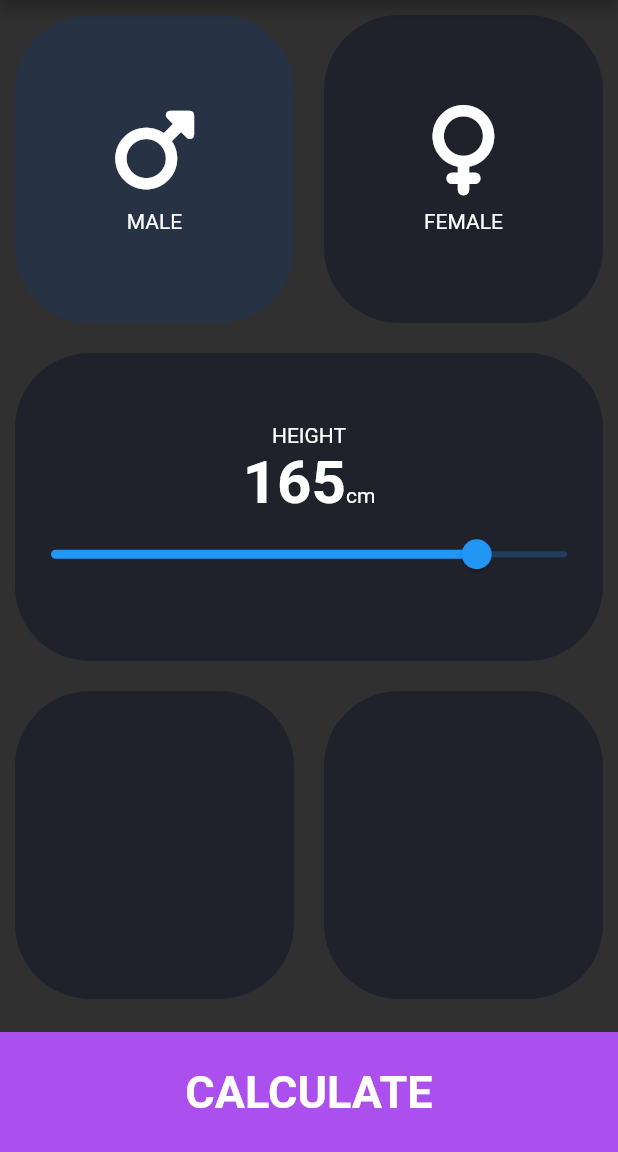
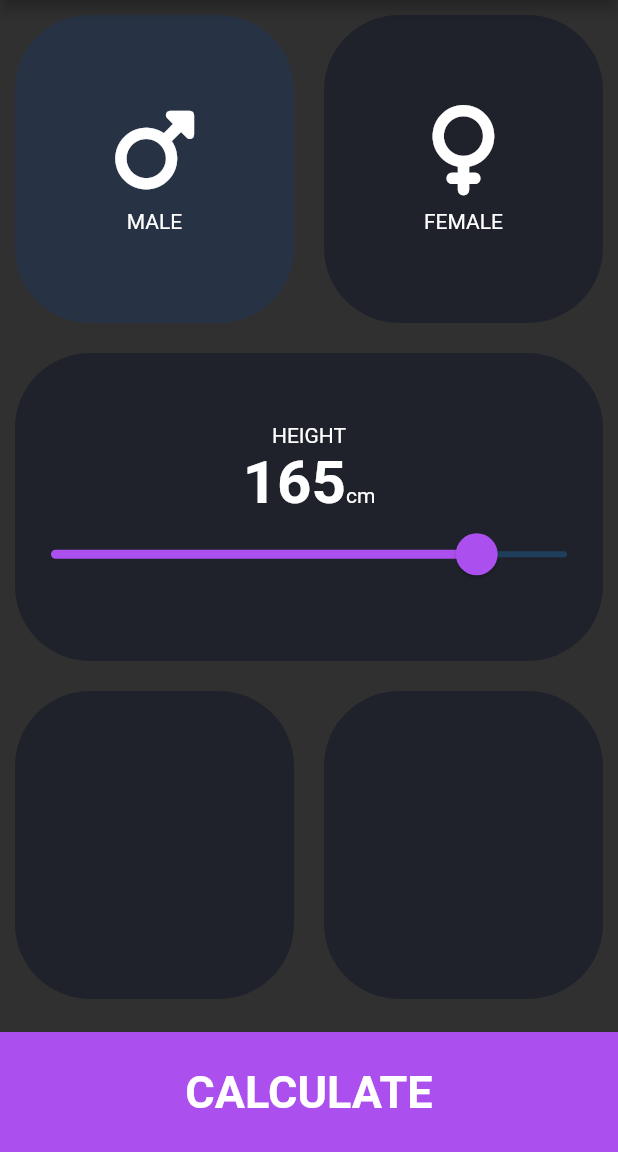
Before and after one commit to cparragatorres/flutter_codigo5_bmi, a Flutter app: the screen it shows after launch, on a phone screen of 412 x 824 dp, the part 84-1236 px from its top. Run offline on Flutter 3.47's test engine with Material 2 defaults, Android fonts, the phone set to English and light mode, and no system bars; our stand-ins replace font_awesome_flutter.

Commit message:
HEIGHT - SliderThemeData

```diff
--- a/lib/pages/input_page.dart
+++ b/lib/pages/input_page.dart
@@ -4,6 +4,7 @@ import 'package:font_awesome_flutter/font_awesome_flutter.dart';
 
 const kTapSelectColor = Color(0xff273344);
 const kCardColor = Color(0xff1F222B);
+const kPrimaryColor = Color(0xffab4fee);
 
 enum Gender { male, female, matasquita, mandarina }
 
@@ -93,7 +94,20 @@ class _inputPageState extends State<inputPage> {
                             ),
                           ],
                         ),
-                        Slider(
+                        SliderTheme(
+                          data: SliderThemeData(
+                            activeTrackColor: kPrimaryColor,
+                            thumbColor: kPrimaryColor,
+
+                            thumbShape: RoundSliderThumbShape(
+                              enabledThumbRadius: 14.0,
+                            ),
+                            // overlayShape: RoundSliderThumbShape(
+                            //   enabledThumbRadius: 19.0,
+                            // ),
+                            overlayColor: kPrimaryColor.withOpacity(0.25),
+                          ),
+                          child: Slider(
                             value: height.toDouble(),
                             min: 0.0,
                             max: 200.0,
@@ -101,6 +115,7 @@ class _inputPageState extends State<inputPage> {
                               height = valueSlider.round();
                               setState(() {});
                             },
+                          ),
                         ),
                       ],
                     ),
@@ -133,7 +148,7 @@ class _inputPageState extends State<inputPage> {
             height: 80.0,
             width: double.infinity,
             margin: const EdgeInsets.only(top: 12.0),
-            color: const Color(0xffffab4fee),
+            color: kPrimaryColor,
             alignment: Alignment.center,
             child: const Text(
               "CALCULATE",
```
Lines whose indentation alone changed are shown as unchanged.
